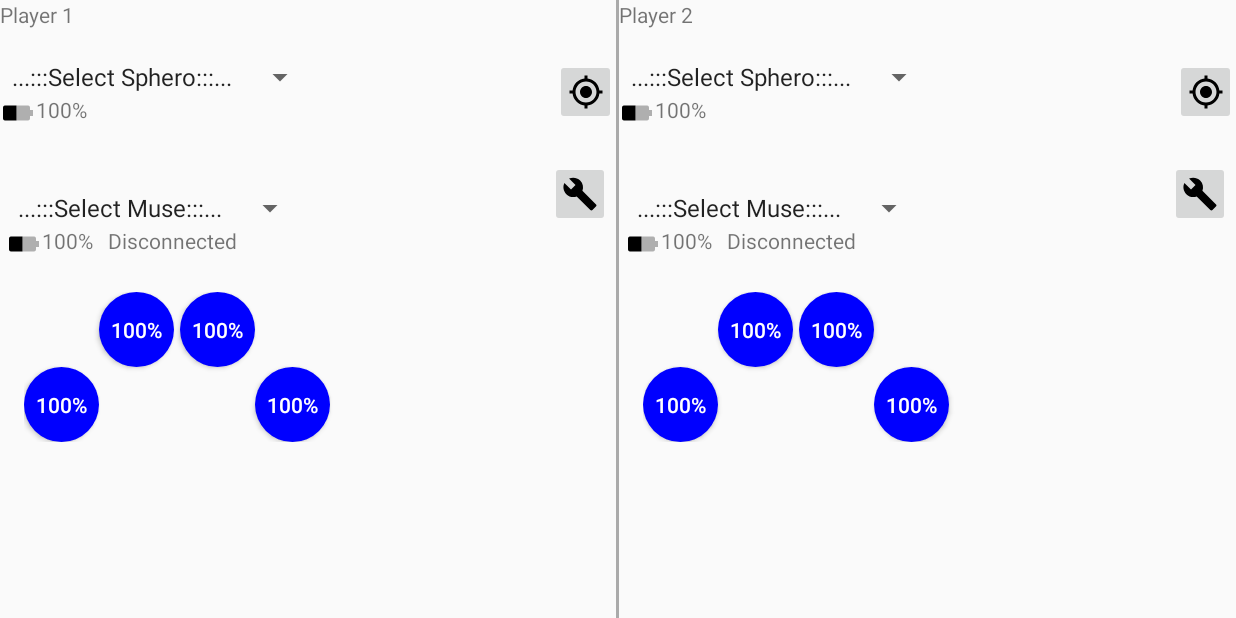
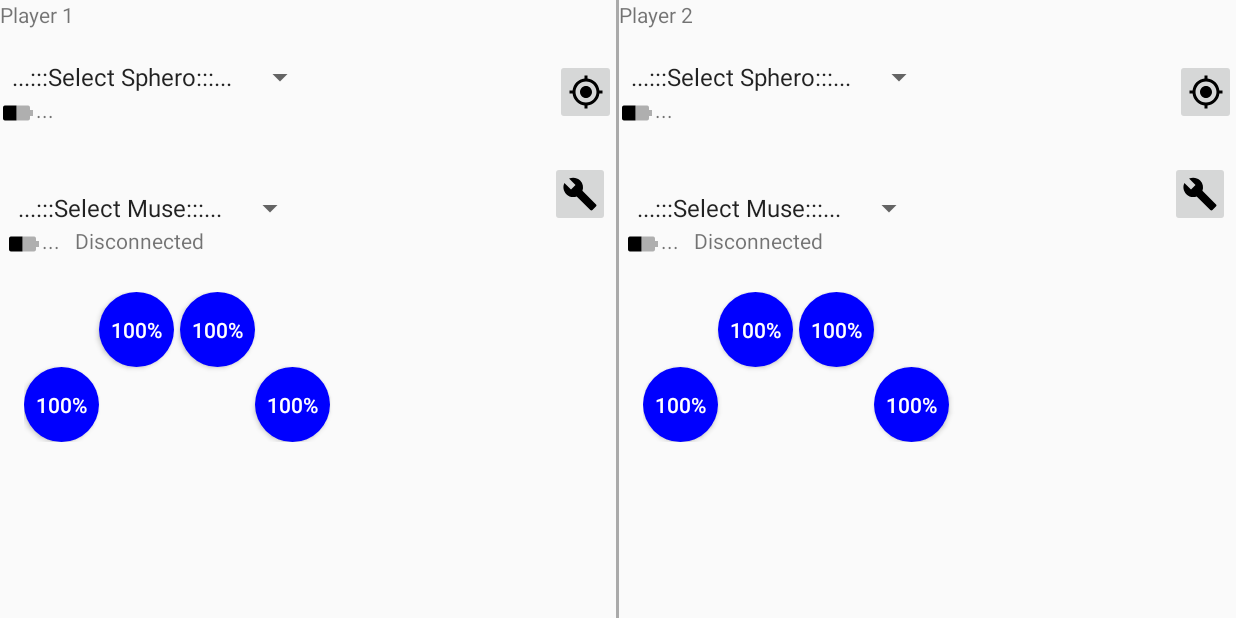
Before and after one commit to neuralcubes/musephero, an Android app: the screen it shows after launch (MainActivity), on a phone screen of 824 x 412 dp (held sideways). Run offline under Robolectric (Android 15) with nearby library versions, the phone set to English and light mode, and no system bars; libraries missing offline, so code that uses them is left out: com.interaxon.libmuse, com.orbotix, com.orbotix.common, com.orbotix.le; 4 statements that could not run were skipped.

```diff
--- a/app/src/main/java/uk/co/neuralcubes/neuralates/muse/MuseHandler.java
+++ b/app/src/main/java/uk/co/neuralcubes/neuralates/muse/MuseHandler.java
@@ -59,7 +59,7 @@ public class MuseHandler implements Closeable {
         }
     }
 
-    class BatteryReading {
+    public class BatteryReading {
         double value = 0;
 
         public BatteryReading(double value) {
--- a/app/src/main/res/layout/fragment_control.xml
+++ b/app/src/main/res/layout/fragment_control.xml
@@ -51,7 +51,7 @@
                     <TextView
                         android:layout_width="wrap_content"
                         android:layout_height="wrap_content"
-                        android:text="@string/percentage_100"
+                        android:text="@string/ellipsis"
                         android:id="@+id/battery_sphero"
                         android:textSize="@dimen/battery_text_size" />
                 </LinearLayout>
@@ -120,7 +120,7 @@
                     <TextView
                         android:layout_width="wrap_content"
                         android:layout_height="wrap_content"
-                        android:text="@string/percentage_100"
+                        android:text="@string/ellipsis"
                         android:id="@+id/battery_muse"
                         android:textAlignment="center"
                         android:textSize="@dimen/battery_text_size"
--- a/app/src/main/res/values/strings.xml
+++ b/app/src/main/res/values/strings.xml
@@ -16,4 +16,5 @@
     <string name="percentage_format">%1$d%</string>
     <string name="percentage_100">100%</string>
     <string name="muse_disconnected">Disconnected</string>
+    <string name="ellipsis">...</string>
 </resources>
```
Also changed, not shown: app/src/main/java/uk/co/neuralcubes/neuralates/ControlFragment.java (+20 -0 lines).
